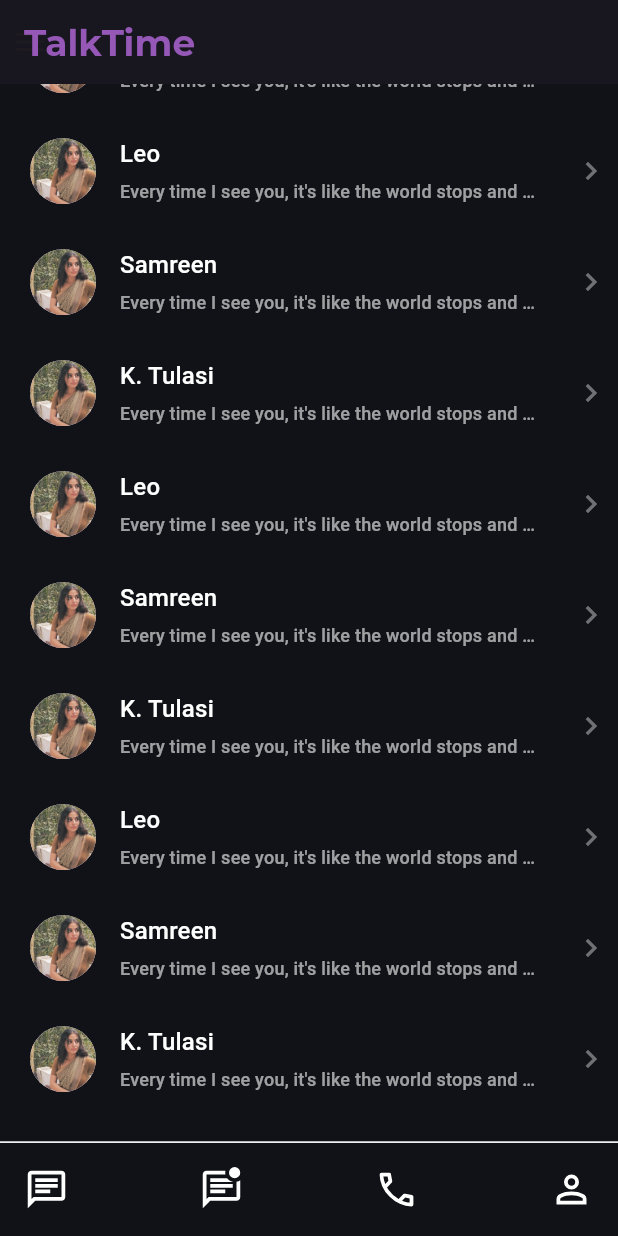
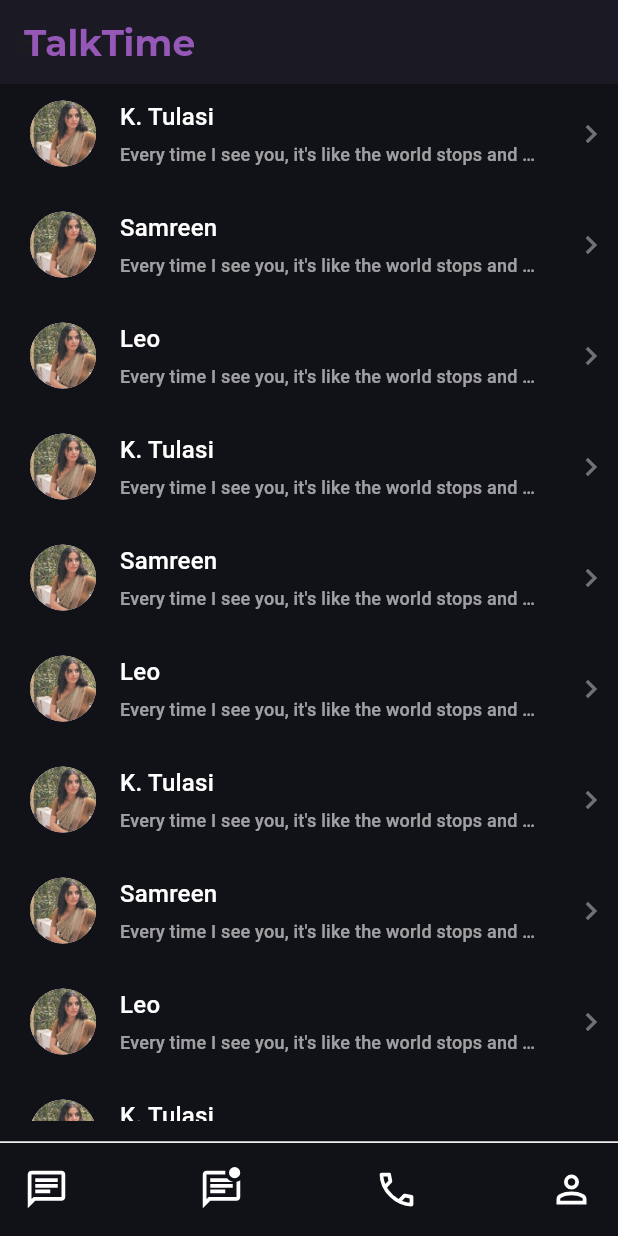
Before and after one commit to tulasireddytulasi/talk_time, a Flutter app: the screen it shows after launch, on a phone screen of 412 x 824 dp. Run offline on Flutter 3.47's test engine with Material 3 defaults, Android fonts, the phone set to English and light mode, and no system bars; our stand-ins replace bloc, equatable, flutter_bloc, flutter_svg; accounts and stored records are empty.

Commit message:
Updated file name and class names

```diff
--- a/lib/app/presentation/chat_screen/widget/chat_widget.dart
+++ b/lib/app/presentation/chat_screen/widget/chat_widget.dart
@@ -82,6 +82,7 @@ class _ChatWidgetState extends State<ChatWidget> {
             child: ListView.separated(
               itemCount: userMessagesModel.messages?.length ?? 0,
               shrinkWrap: true,
+              reverse: true,
               physics: const BouncingScrollPhysics(),
               separatorBuilder: (context, index) {
                 return const SizedBox(height: 14);
--- a/lib/app/presentation/home_screen/home_screen.dart
+++ b/lib/app/presentation/home_screen/home_screen.dart
@@ -1,7 +1,7 @@
 import 'package:talk_time/app/controllers/platform_info.dart';
 import 'package:talk_time/app/core/utils/constants.dart';
 import 'package:talk_time/app/presentation/home_screen/widget/main_container_widget.dart';
-import 'package:talk_time/app/presentation/userslist_screen/user_list_screen.dart';
+import 'package:talk_time/app/presentation/userslist_screen/contacts_screen.dart';
 import 'package:flutter/material.dart';
 import 'package:talk_time/app/core/utils/color_palette.dart';
 import 'package:talk_time/app/core/utils/screen_sizes.dart';
--- a/lib/app/presentation/home_screen/widget/main_container_widget.dart
+++ b/lib/app/presentation/home_screen/widget/main_container_widget.dart
@@ -2,7 +2,7 @@ import 'package:talk_time/app/controllers/platform_info.dart';
 import 'package:talk_time/app/core/utils/color_palette.dart';
 import 'package:talk_time/app/core/utils/screen_sizes.dart';
 import 'package:talk_time/app/presentation/chat_screen/widget/chat_widget.dart';
-import 'package:talk_time/app/presentation/userslist_screen/user_list_screen.dart';
+import 'package:talk_time/app/presentation/userslist_screen/contacts_screen.dart';
 import 'package:flutter/material.dart';
 
 class MainContainer extends StatefulWidget {
--- a/lib/app/presentation/userslist_screen/user_list_screen.dart
+++ b/lib/app/presentation/userslist_screen/contacts_screen.dart
@@ -9,7 +9,7 @@ import 'package:talk_time/app/core/utils/styles.dart';
 import 'package:talk_time/app/model/user_list_model.dart';
 import 'package:talk_time/app/presentation/chat_screen/chat_screen.dart';
 import 'package:talk_time/app/presentation/userslist_screen/widget/bottom_nav_bar_widget.dart';
-import 'package:talk_time/app/presentation/userslist_screen/widget/user_item.dart';
+import 'package:talk_time/app/presentation/userslist_screen/widget/contact_widget.dart';
 import 'package:flutter/material.dart';
 
 class UsersListScreen extends StatefulWidget {
@@ -80,7 +80,7 @@ class _UsersListScreenState extends State<UsersListScreen> with TickerProviderSt
           child: ListView.builder(
             itemCount: userListModel.usersList?.length ?? 0,
             shrinkWrap: true,
-            reverse: true,
+            reverse: false,
             physics: const BouncingScrollPhysics(),
             itemBuilder: (context, index) {
               UsersList? usersList = userListModel.usersList?[index];
@@ -117,7 +117,7 @@ class _UsersListScreenState extends State<UsersListScreen> with TickerProviderSt
                           ),
                         );
                       },
-                      child: UserItem(
+                      child: ContactWidget(
                         name: name,
                         isSelectedItem: isSelectedItem,
                         icon: icon,
--- a/lib/app/presentation/userslist_screen/widget/user_item.dart
+++ b/lib/app/presentation/userslist_screen/widget/contact_widget.dart
@@ -1,8 +1,8 @@
 import 'package:talk_time/app/core/utils/color_palette.dart';
 import 'package:flutter/material.dart';
 
-class UserItem extends StatefulWidget {
-  const UserItem({
+class ContactWidget extends StatefulWidget {
+  const ContactWidget({
     super.key,
     required this.name,
     required this.isSelectedItem,
@@ -22,10 +22,10 @@ class UserItem extends StatefulWidget {
   final Animation<double>? animation;
 
   @override
-  State<UserItem> createState() => _UserItemState();
+  State<ContactWidget> createState() => _ContactWidgetState();
 }
 
-class _UserItemState extends State<UserItem> {
+class _ContactWidgetState extends State<ContactWidget> {
   @override
   Widget build(BuildContext context) {
     return LayoutBuilder(
```
